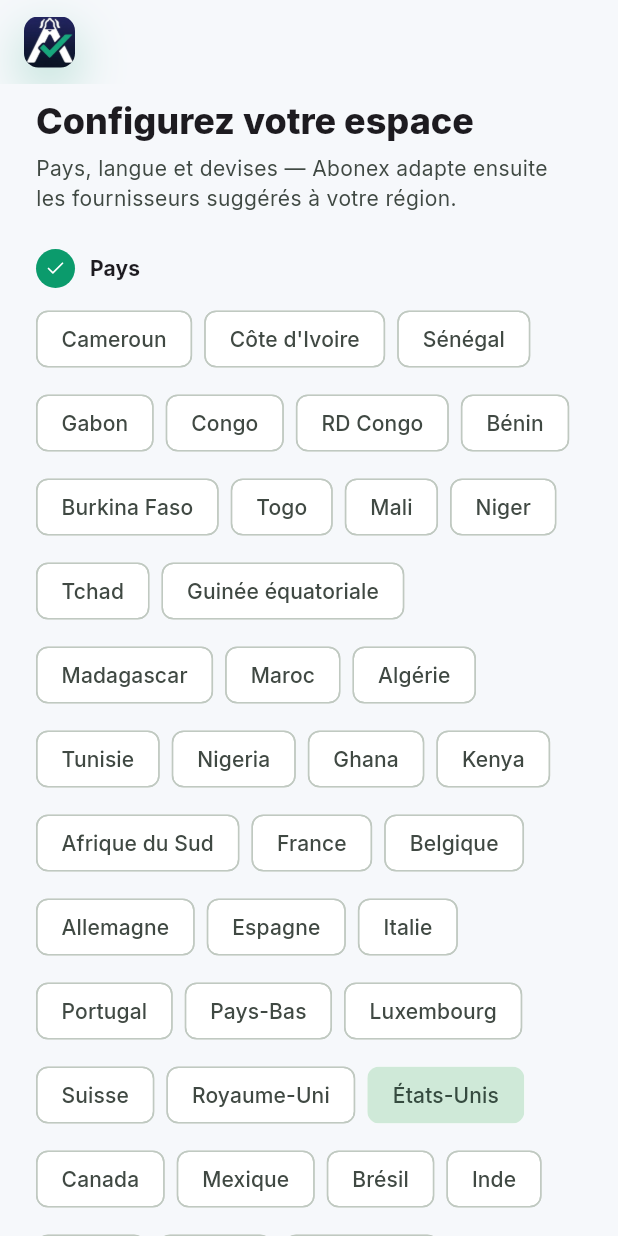
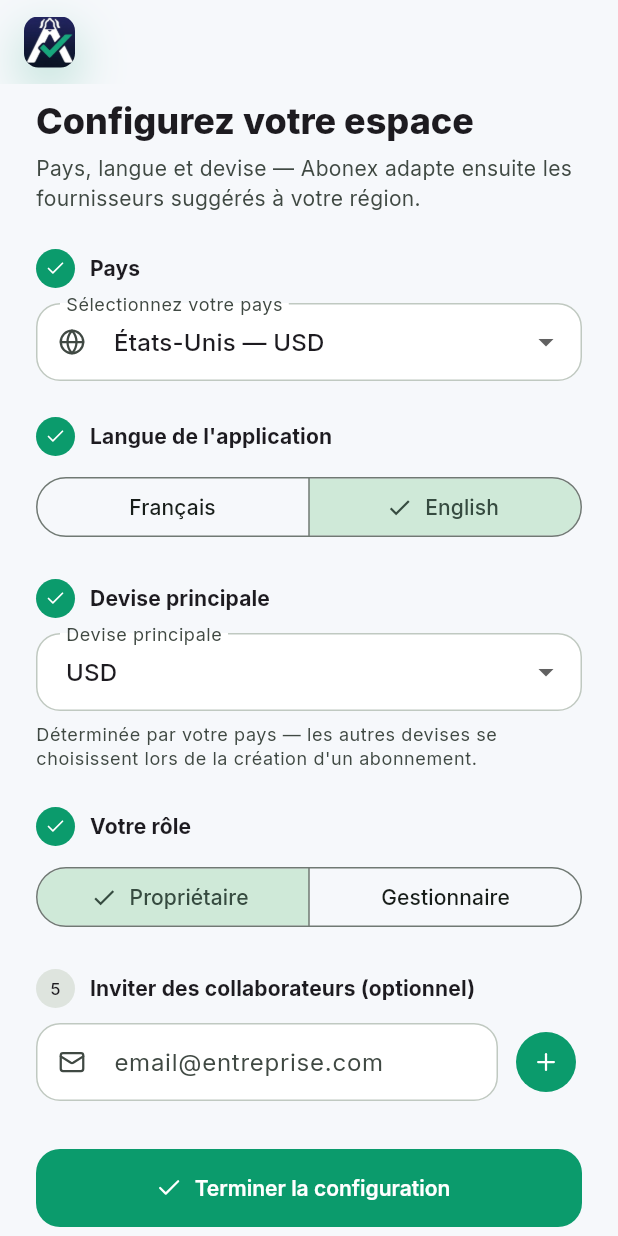
Before and after one commit to francktitus237/Abonex, a Flutter app: the WorkspaceSetupPage screen opened by its route, on a phone screen of 412 x 824 dp. Run offline on Flutter 3.47's test engine with Material 3 defaults, Android fonts, the phone set to English and light mode, and no system bars; drawn by our look-alikes of toastification; our stand-ins replace csv, dio, equatable, file_picker, fl_chart, flutter_bloc and 14 more; missing offline and left inert: flutter_web_auth_2; accounts and stored records are empty; network calls fail.

Commit message:
Simplifie le setup et classe les services par categorie.
Retour boss : la devise secondaire est retiree de la configuration
(les devises se choisissent a la creation d'un abonnement), le pays
devient une liste deroulante, et les services populaires sont
groupes par univers (streaming, musique, jeux, productivite...).

Generated with [Devin](https://devin.ai)

Co-Authored-By: Devin <158243242+devin-ai-integration[bot]@users.noreply.github.com>

```diff
--- a/mobile/lib/features/workspace/presentation/pages/workspace_setup_page.dart
+++ b/mobile/lib/features/workspace/presentation/pages/workspace_setup_page.dart
@@ -11,7 +11,7 @@ import '../../../settings/presentation/cubit/settings_cubit.dart';
 import '../../data/datasources/workspace_remote_datasource.dart';
 
 /// Configuration de premier démarrage — demandée par le client :
-/// pays, langue, devise principale, devises 2/3, et invitation
+/// pays, langue, devise principale et invitation
 /// de collaborateurs par email.
 class WorkspaceSetupPage extends StatefulWidget {
   const WorkspaceSetupPage({super.key});
@@ -23,7 +23,6 @@ class WorkspaceSetupPage extends StatefulWidget {
 class _WorkspaceSetupPageState extends State<WorkspaceSetupPage> {
   Country? _country;
   String _currency = 'XAF';
-  final Set<String> _extraCurrencies = {};
   String _language = 'fr';
   String _role = 'owner';
   final _inviteController = TextEditingController();
@@ -57,15 +56,6 @@ class _WorkspaceSetupPageState extends State<WorkspaceSetupPage> {
     super.dispose();
   }
 
-  void _selectCountry(Country c) {
-    setState(() {
-      _country = c;
-      _currency = c.currency;
-      _language = c.languages.first;
-      _extraCurrencies.remove(_currency);
-    });
-  }
-
   Future<void> _finish() async {
     if (_country == null) return;
     setState(() => _saving = true);
@@ -74,7 +64,7 @@ class _WorkspaceSetupPageState extends State<WorkspaceSetupPage> {
       await datasource.setup(
         country: _country!.code,
         defaultCurrency: _currency,
-        extraCurrencies: _extraCurrencies.toList(),
+        extraCurrencies: const [],
         language: _language,
       );
       for (final invite in _invites) {
@@ -121,7 +111,7 @@ class _WorkspaceSetupPageState extends State<WorkspaceSetupPage> {
                 ),
                 const SizedBox(height: 6),
                 Text(
-                  'Pays, langue et devises — Abonex adapte ensuite '
+                  'Pays, langue et devise — Abonex adapte ensuite '
                   'les fournisseurs suggérés à votre région.',
                   style: theme.textTheme.bodyMedium?.copyWith(
                     color: theme.colorScheme.onSurfaceVariant,
@@ -131,18 +121,29 @@ class _WorkspaceSetupPageState extends State<WorkspaceSetupPage> {
 
                 _StepHeader(index: 1, title: 'Pays', done: _country != null),
                 const SizedBox(height: 10),
-                Wrap(
-                  spacing: 8,
-                  runSpacing: 8,
-                  children: [
-                    for (final c in AppCountries.all)
-                      ChoiceChip(
-                        label: Text(c.name),
-                        selected: _country == c,
-                        showCheckmark: false,
-                        onSelected: (_) => _selectCountry(c),
-                      ),
-                  ],
+                DropdownButtonFormField<Country>(
+                  initialValue: _country,
+                  isExpanded: true,
+                  decoration: const InputDecoration(
+                    labelText: 'Sélectionnez votre pays',
+                    prefixIcon: Icon(LucideIcons.globe, size: 18),
+                  ),
+                  items: AppCountries.all
+                      .map(
+                        (c) => DropdownMenuItem(
+                          value: c,
+                          child: Text('${c.name} — ${c.currency}'),
+                        ),
+                      )
+                      .toList(),
+                  onChanged: (c) {
+                    if (c == null) return;
+                    setState(() {
+                      _country = c;
+                      _currency = c.currency;
+                      _language = c.languages.first;
+                    });
+                  },
                 ),
                 const SizedBox(height: 24),
 
@@ -165,7 +166,7 @@ class _WorkspaceSetupPageState extends State<WorkspaceSetupPage> {
 
                 _StepHeader(
                   index: 3,
-                  title: 'Devises',
+                  title: 'Devise principale',
                   done: _country != null,
                 ),
                 const SizedBox(height: 10),
@@ -176,35 +177,15 @@ class _WorkspaceSetupPageState extends State<WorkspaceSetupPage> {
                   items: _allCurrencies
                       .map((c) => DropdownMenuItem(value: c, child: Text(c)))
                       .toList(),
-                  onChanged: (v) => setState(() {
-                    _currency = v!;
-                    _extraCurrencies.remove(v);
-                  }),
+                  onChanged: (v) => setState(() => _currency = v!),
                 ),
-                const SizedBox(height: 10),
-                Text('Devises secondaires (optionnel)',
-                    style: theme.textTheme.labelLarge),
                 const SizedBox(height: 8),
-                Wrap(
-                  spacing: 8,
-                  runSpacing: 8,
-                  children: [
-                    for (final c in _allCurrencies)
-                      if (c != _currency)
-                        FilterChip(
-                          label: Text(c),
-                          selected: _extraCurrencies.contains(c),
-                          showCheckmark: false,
-                          onSelected: _extraCurrencies.length >= 2 &&
-                                  !_extraCurrencies.contains(c)
-                              ? null
-                              : (on) => setState(() {
-                                    on
-                                        ? _extraCurrencies.add(c)
-                                        : _extraCurrencies.remove(c);
-                                  }),
-                        ),
-                  ],
+                Text(
+                  'Déterminée par votre pays — les autres devises se '
+                  'choisissent lors de la création d\'un abonnement.',
+                  style: theme.textTheme.bodySmall?.copyWith(
+                    color: theme.colorScheme.onSurfaceVariant,
+                  ),
                 ),
                 const SizedBox(height: 24),
 
```
Also changed, not shown: mobile/lib/features/workspace/presentation/pages/integrations_page.dart (+48 -6 lines), 1 other file.
